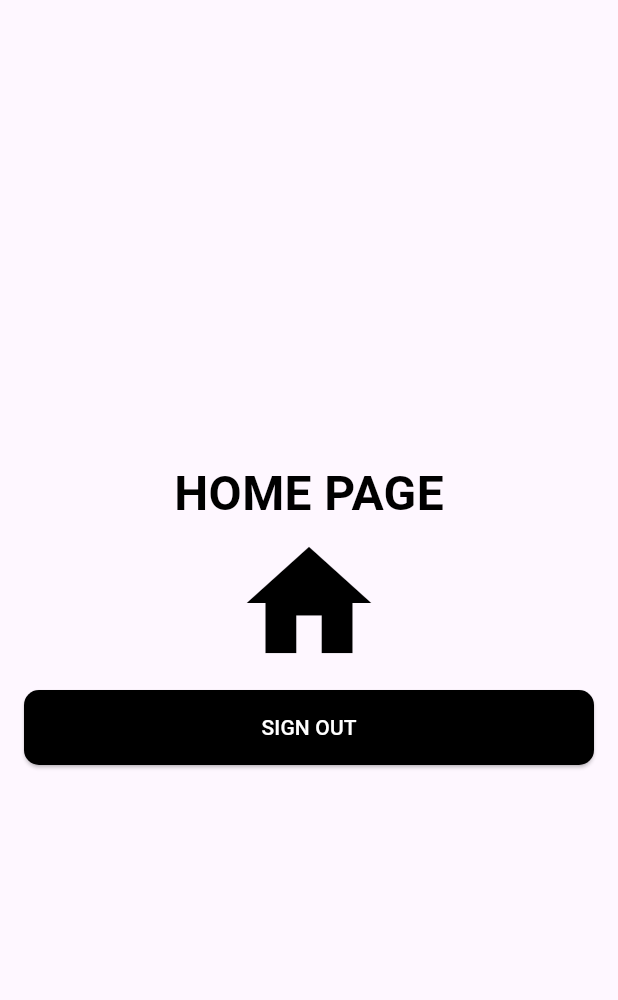
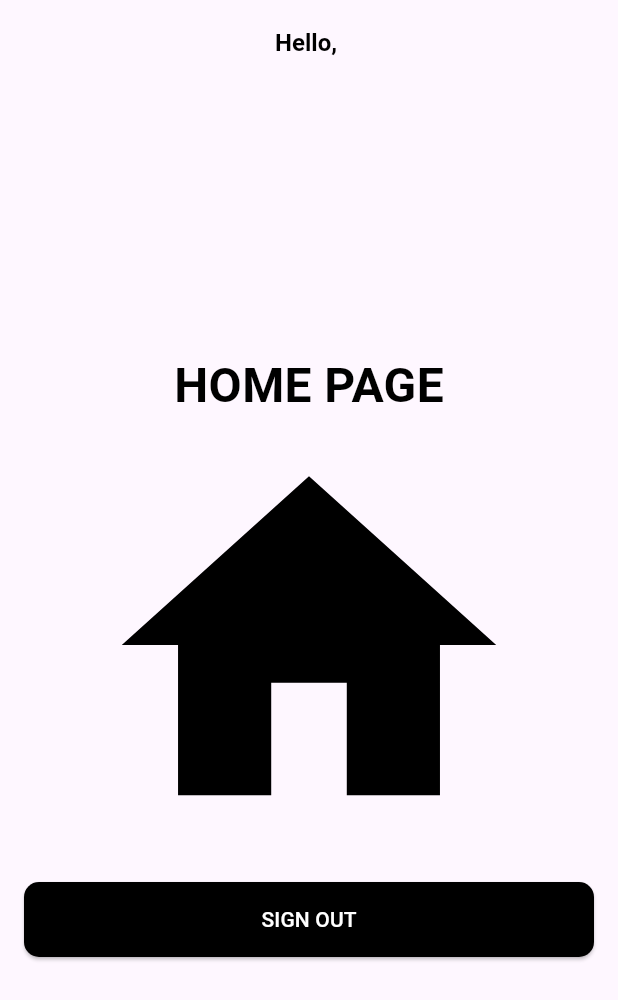
Before and after one commit to muhammadXainAhmad/firebase_auth_app_flutter, a Flutter app: the screen it shows once a user with an empty profile is signed in, on a phone screen of 412 x 824 dp. Shown: the top 1000 px of the screen. Run offline on Flutter 3.47's test engine with Material 3 defaults, Android fonts, the phone set to English and light mode, and no system bars; our stand-ins replace firebase_auth, firebase_core, flutter_dotenv; accounts and stored records are empty; network calls fail.

Commit message:
Organized files

```diff
--- a/lib/forgot_page.dart
+++ b/lib/Views/forgot_page.dart
@@ -1,5 +1,5 @@
 import 'package:firebase_auth/firebase_auth.dart';
-import 'package:firebase_auth_app/constants.dart';
+import 'package:firebase_auth_app/Utils/constants.dart';
 import 'package:flutter/foundation.dart';
 import 'package:flutter/material.dart';
 
--- a/lib/home_page.dart
+++ b/lib/Views/home_page.dart
@@ -11,6 +11,16 @@ class MyHomePage extends StatelessWidget {
   @override
   Widget build(BuildContext context) {
     return Scaffold(
+      appBar: AppBar(
+        title: Text(
+          "Hello, ${FirebaseAuth.instance.currentUser!.email ?? FirebaseAuth.instance.currentUser!.phoneNumber}",
+          style: TextStyle(
+            color: Colors.black,
+            fontSize: 16,
+            fontWeight: FontWeight.bold,
+          ),
+        ),centerTitle: true,
+      ),
       body: Center(
         child: Column(
           mainAxisAlignment: MainAxisAlignment.center,
@@ -23,7 +33,8 @@ class MyHomePage extends StatelessWidget {
                 fontWeight: FontWeight.bold,
               ),
             ),
-            Icon(Icons.home, size: 100, color: Colors.black),
+
+            Icon(Icons.home, size: 300, color: Colors.black),
             Padding(
               padding: const EdgeInsets.only(
                 left: 16,
--- a/lib/phone_login_page.dart
+++ b/lib/Views/phone_login_page.dart
@@ -1,6 +1,6 @@
 import 'package:firebase_auth/firebase_auth.dart';
-import 'package:firebase_auth_app/show_otp_dialog.dart';
-import 'package:firebase_auth_app/constants.dart';
+import 'package:firebase_auth_app/Views/show_otp_dialog.dart';
+import 'package:firebase_auth_app/Utils/constants.dart';
 import 'package:flutter/material.dart';
 import 'package:flutter/services.dart';
 
--- a/lib/verification_page.dart
+++ b/lib/Views/verification_page.dart
@@ -1,4 +1,4 @@
-import 'package:firebase_auth_app/firebase_methods.dart';
+import 'package:firebase_auth_app/Utils/firebase_methods.dart';
 import 'package:flutter/material.dart';
 
 class MyVerificationPage extends StatefulWidget {
```
Also changed, not shown: lib/Views/login_page.dart (renamed from lib/signup_page.dart, +53 -31 lines), lib/Views/signup_page.dart (renamed from lib/login_page.dart, +45 -55 lines), lib/main.dart (+7 -7 lines), lib/Utils/constants.dart (renamed from lib/constants.dart), lib/Utils/firebase_methods.dart (renamed from lib/firebase_methods.dart), lib/Utils/firebase_options.dart (renamed from lib/firebase_options.dart), lib/Views/show_otp_dialog.dart (renamed from lib/show_otp_dialog.dart).
